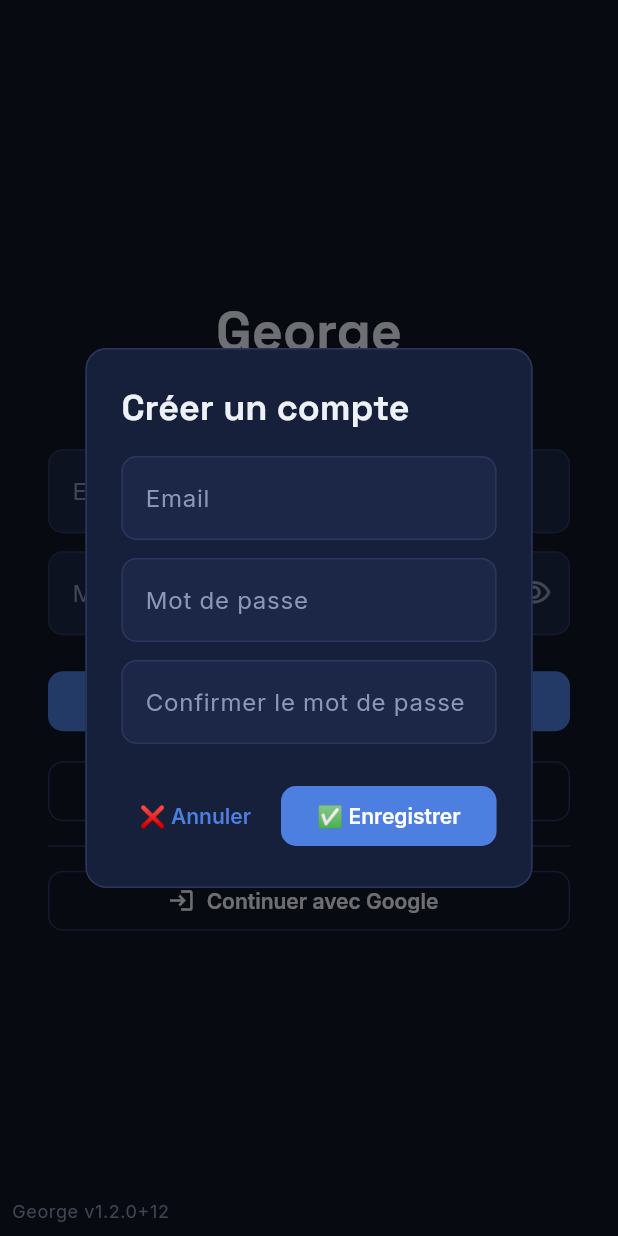
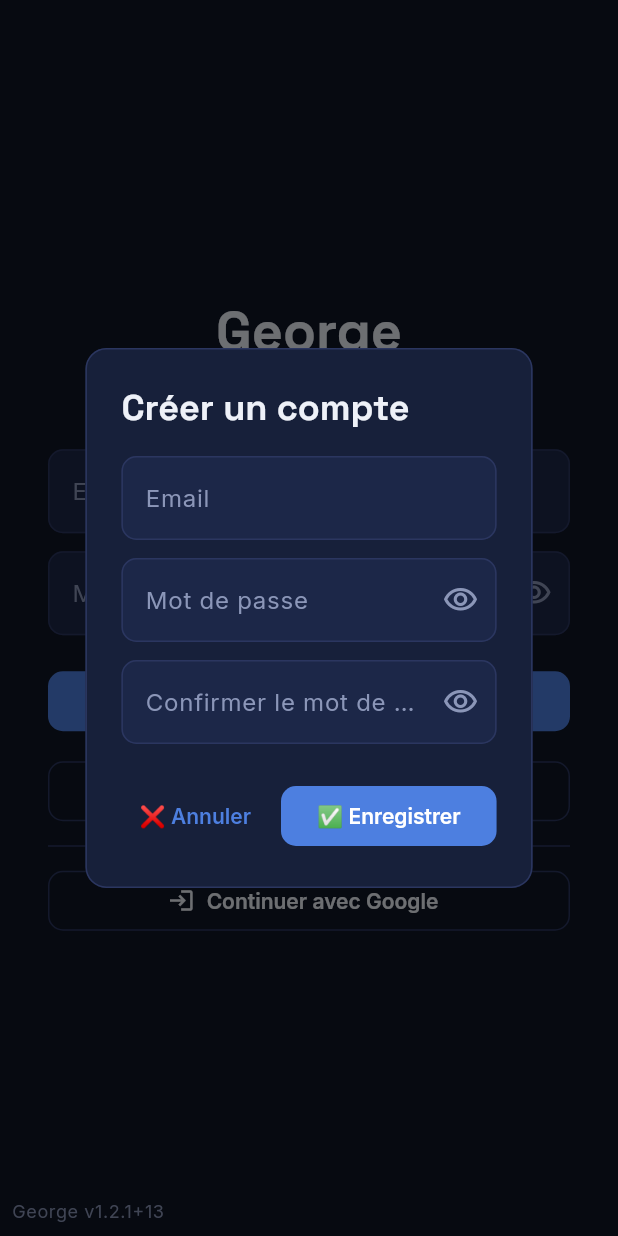
Before and after one commit to brunodouangvichith-svg/Georges, a Flutter app: the screen it shows after launch, after a tap on "Créer un compte", on a phone screen of 412 x 824 dp. Run offline on Flutter 3.47's test engine with Material 3 defaults, Android fonts, the phone set to English and light mode, and no system bars; our stand-ins replace dio, fl_chart, flutter_riverpod, go_router, google_fonts, package_info_plus and 2 more; accounts and stored records are empty.

Commit message:
Fix Google OAuth deep-link 404 and add password toggles to sign-up dialog
- go_router was trying to route the raw io.supabase.george://
  login-callback/?code=... deep link itself (Supabase's SDK already
  consumes it internally to exchange the code for a session), showing
  its generic "Page Not Found" error page instead of the app - caught
  live on-device. Fixed by catching that scheme in the top-level
  redirect and sending it to /univers or /login based on auth state.
- The sign-up dialog's password/confirm fields had no visibility
  toggle, unlike the main login screen's password field.

```diff
--- a/mobile/lib/app.dart
+++ b/mobile/lib/app.dart
@@ -33,6 +33,18 @@ final _goRouterProvider = Provider<GoRouter>((ref) {
     initialLocation: '/univers',
     refreshListenable: refreshNotifier,
     redirect: (context, state) {
+      // Le retour du deep link OAuth Google (`io.supabase.george://
+      // login-callback/?code=...`, voir login_screen.dart:_signInWithGoogle)
+      // arrive ici aussi : le SDK Supabase l'intercepte déjà en interne pour
+      // échanger le code contre une session, mais go_router le reçoit
+      // séparément comme une location à router — et comme aucune route ne
+      // matche ce schéma personnalisé, il affiche sa page d'erreur générique
+      // "Page Not Found" (`GoException: no routes for location: io.supabase
+      // .george://...`), vu en direct sur appareil. Il faut l'intercepter ici
+      // avant le matching de routes plutôt que de le laisser 404.
+      if (state.uri.scheme == 'io.supabase.george') {
+        return ref.read(isLoggedInProvider) ? '/univers' : '/login';
+      }
       final loggedIn = ref.read(isLoggedInProvider);
       final onLoginPage = state.matchedLocation == '/login';
       if (!loggedIn) return onLoginPage ? null : '/login';
--- a/mobile/lib/features/auth/login_screen.dart
+++ b/mobile/lib/features/auth/login_screen.dart
@@ -100,6 +100,8 @@ class _LoginScreenState extends State<LoginScreen> {
     final passwordController = TextEditingController();
     final confirmController = TextEditingController();
     var isSubmitting = false;
+    var obscurePassword = true;
+    var obscureConfirm = true;
 
     await showDialog<void>(
       context: context,
@@ -119,16 +121,32 @@ class _LoginScreenState extends State<LoginScreen> {
                 const SizedBox(height: 12),
                 TextField(
                   controller: passwordController,
-                  obscureText: true,
+                  obscureText: obscurePassword,
                   autofillHints: const [AutofillHints.newPassword],
-                  decoration: const InputDecoration(labelText: 'Mot de passe', border: OutlineInputBorder()),
+                  decoration: InputDecoration(
+                    labelText: 'Mot de passe',
+                    border: const OutlineInputBorder(),
+                    suffixIcon: IconButton(
+                      icon: Icon(obscurePassword ? Icons.visibility_outlined : Icons.visibility_off_outlined),
+                      tooltip: obscurePassword ? 'Afficher le mot de passe' : 'Masquer le mot de passe',
+                      onPressed: () => setDialogState(() => obscurePassword = !obscurePassword),
+                    ),
+                  ),
                 ),
                 const SizedBox(height: 12),
                 TextField(
                   controller: confirmController,
-                  obscureText: true,
+                  obscureText: obscureConfirm,
                   autofillHints: const [AutofillHints.newPassword],
-                  decoration: const InputDecoration(labelText: 'Confirmer le mot de passe', border: OutlineInputBorder()),
+                  decoration: InputDecoration(
+                    labelText: 'Confirmer le mot de passe',
+                    border: const OutlineInputBorder(),
+                    suffixIcon: IconButton(
+                      icon: Icon(obscureConfirm ? Icons.visibility_outlined : Icons.visibility_off_outlined),
+                      tooltip: obscureConfirm ? 'Afficher le mot de passe' : 'Masquer le mot de passe',
+                      onPressed: () => setDialogState(() => obscureConfirm = !obscureConfirm),
+                    ),
+                  ),
                 ),
               ],
             ),
--- a/mobile/pubspec.yaml
+++ b/mobile/pubspec.yaml
@@ -16,7 +16,7 @@ publish_to: 'none' # Remove this line if you wish to publish to pub.dev
 # https://developer.apple.com/library/archive/documentation/General/Reference/InfoPlistKeyReference/Articles/CoreFoundationKeys.html
 # In Windows, build-name is used as the major, minor, and patch parts
 # of the product and file versions while build-number is used as the build suffix.
-version: 1.2.0+12
+version: 1.2.1+13
 
 environment:
   sdk: ^3.12.2
```
